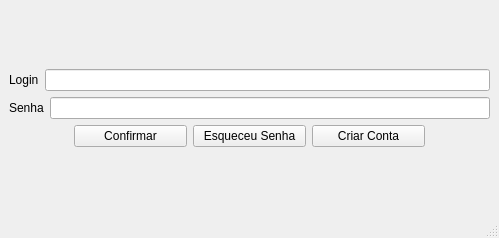
Above: Projeto/mainwindow.ui from YagoConstantino/SistemaBancario before the change. Below: the same form after it.
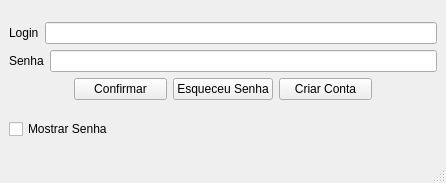
That is the form after the change.

Commit message: Mudança no campo senha

```diff
--- a/Projeto/mainwindow.ui
+++ b/Projeto/mainwindow.ui
@@ -6,8 +6,8 @@
    <rect>
     <x>0</x>
     <y>0</y>
-    <width>499</width>
-    <height>238</height>
+    <width>446</width>
+    <height>183</height>
    </rect>
   </property>
   <property name="sizePolicy">
@@ -20,8 +20,8 @@
    <string>MainWindow</string>
   </property>
   <widget class="QWidget" name="centralwidget">
-   <layout class="QVBoxLayout" name="verticalLayout_3">
-    <item>
+   <layout class="QGridLayout" name="gridLayout">
+    <item row="0" column="0">
      <layout class="QVBoxLayout" name="verticalLayout_2">
       <item>
        <layout class="QVBoxLayout" name="verticalLayout">
@@ -53,7 +53,11 @@
            </widget>
           </item>
           <item>
-           <widget class="QLineEdit" name="lineEdit_2"/>
+           <widget class="QLineEdit" name="Senha">
+            <property name="echoMode">
+             <enum>QLineEdit::EchoMode::Password</enum>
+            </property>
+           </widget>
           </item>
          </layout>
         </item>
@@ -118,6 +122,13 @@
       </item>
      </layout>
     </item>
+    <item row="1" column="0">
+     <widget class="QCheckBox" name="MostrarSenha">
+      <property name="text">
+       <string>Mostrar Senha</string>
+      </property>
+     </widget>
+    </item>
    </layout>
   </widget>
   <widget class="QMenuBar" name="menubar">
```
Left out of the diff: 4 changed lines with no effect on the pictures. The commit also changes 3 other files.
